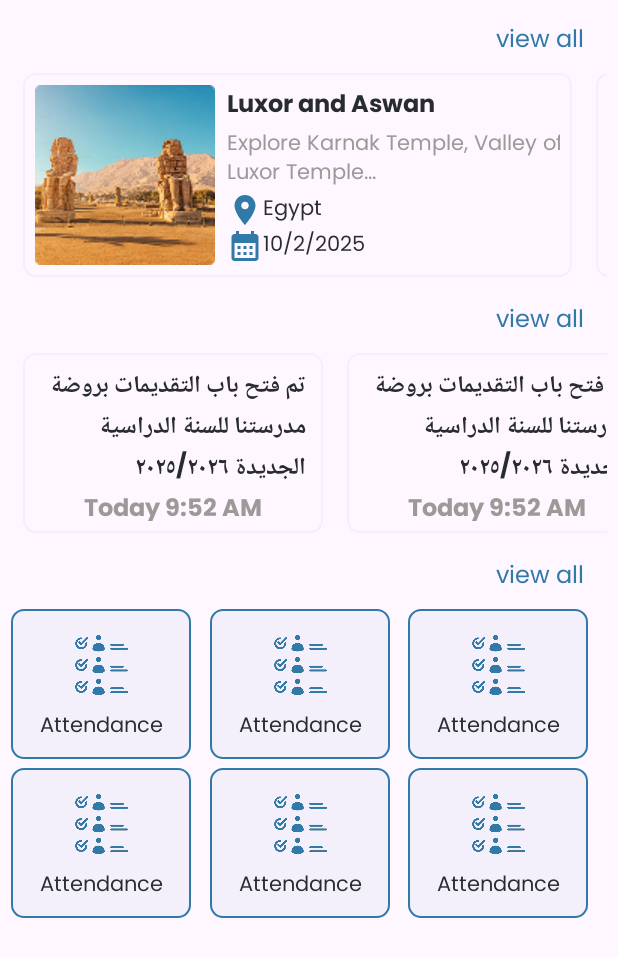
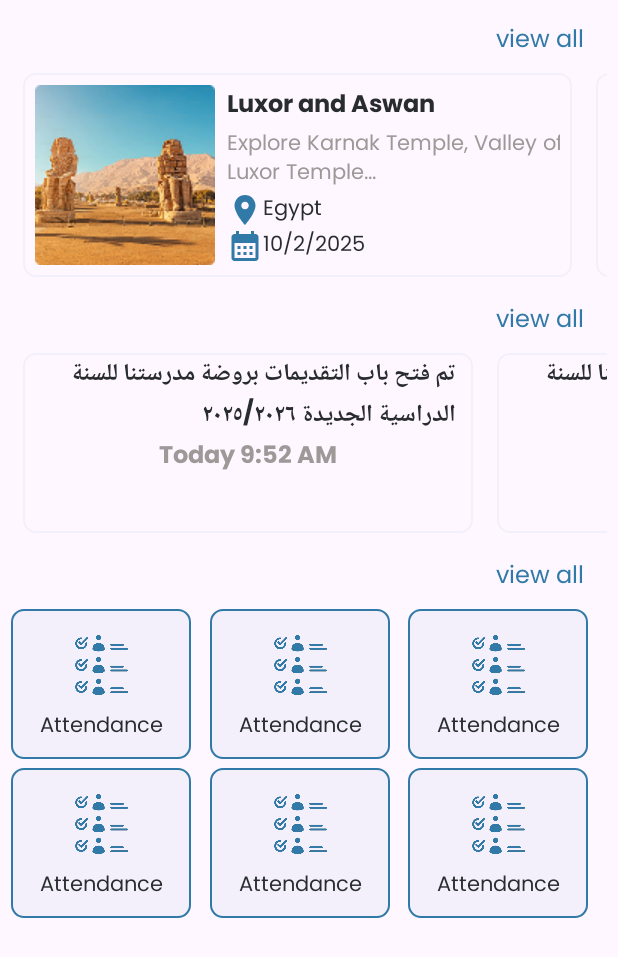
Before and after one commit to HADEER-ESS/school_management, an Android app: the layout fragment_home_main.xml on its own in the app's theme, with its tools: preview values and no code run, on a phone screen of 412 x 824 dp. Shown: the top 957 px of the screen. Run offline under Robolectric (Android 15) with nearby library versions, the phone set to English and light mode, and no system bars; network calls fail.

Commit message:
$ handle some design view in XML for home screen, its coordinate layout toolbar, and bottom tab for screen

```diff
--- a/app/src/main/res/layout/activity_main.xml
+++ b/app/src/main/res/layout/activity_main.xml
@@ -11,6 +11,7 @@
         android:id="@+id/topBar_include"
         android:layout_width="match_parent"
         android:layout_height="wrap_content"
+        android:fitsSystemWindows="true"
         layout="@layout/tool_bar_comp"
         />
     <include
@@ -22,9 +23,12 @@
         android:layout_width="match_parent"
         android:layout_height="wrap_content"
         android:layout_gravity="bottom"
+        app:layout_anchorGravity="bottom"
         android:clipToPadding="false"
         android:padding="0dp"
         android:paddingVertical="0dp"
+        app:contentInsetStart="0dp"
+        app:contentInsetEnd="0dp"
         app:paddingBottomSystemWindowInsets="false"
         >
         <com.google.android.material.bottomnavigation.BottomNavigationView
--- a/app/src/main/res/layout/announcement_card_item.xml
+++ b/app/src/main/res/layout/announcement_card_item.xml
@@ -1,11 +1,10 @@
 <?xml version="1.0" encoding="utf-8"?>
 <androidx.constraintlayout.widget.ConstraintLayout xmlns:android="http://schemas.android.com/apk/res/android"
-    android:layout_width="200dp"
+    android:layout_width="300dp"
     android:layout_height="120dp"
     xmlns:app="http://schemas.android.com/apk/res-auto"
     xmlns:tools="http://schemas.android.com/tools"
     android:paddingHorizontal="11dp"
-    android:paddingVertical="8dp"
     android:layout_marginHorizontal="8dp"
     android:background="@drawable/event_card_shape_ly">
     <TextView
@@ -27,6 +26,7 @@
         app:layout_constraintEnd_toEndOf="parent"
         style="@style/black_16_bold"
         android:textColor="@color/secondary_color"
+        android:textAlignment="center"
         tools:text="Today 9:52 AM"
         />
 </androidx.constraintlayout.widget.ConstraintLayout>
--- a/app/src/main/res/layout/fragment_container_view.xml
+++ b/app/src/main/res/layout/fragment_container_view.xml
@@ -5,6 +5,7 @@
     android:layout_width="match_parent"
     android:layout_height="match_parent"
     android:clipToPadding="false"
+    android:layout_marginBottom="?attr/actionBarSize"
     xmlns:tools="http://schemas.android.com/tools"
     app:layout_behavior="com.google.android.material.appbar.AppBarLayout$ScrollingViewBehavior"
     tools:context=".ui.MainActivity"
--- a/app/src/main/res/layout/fragment_home_main.xml
+++ b/app/src/main/res/layout/fragment_home_main.xml
@@ -1,5 +1,6 @@
 <?xml version="1.0" encoding="utf-8"?>
-<androidx.constraintlayout.widget.ConstraintLayout xmlns:android="http://schemas.android.com/apk/res/android"
+<androidx.constraintlayout.widget.ConstraintLayout
+    xmlns:android="http://schemas.android.com/apk/res/android"
     xmlns:tools="http://schemas.android.com/tools"
     android:layout_width="match_parent"
     android:layout_height="match_parent"
@@ -21,6 +22,7 @@
         tools:listitem="@layout/event_card_item"
         android:orientation="horizontal"
         tools:itemCount="4"
+        android:nestedScrollingEnabled="false"
         app:layoutManager="androidx.recyclerview.widget.LinearLayoutManager"
         />
     <include
@@ -40,6 +42,7 @@
         tools:listitem="@layout/announcement_card_item"
         android:orientation="horizontal"
         tools:itemCount="4"
+        android:nestedScrollingEnabled="false"
         app:layoutManager="androidx.recyclerview.widget.LinearLayoutManager"
         />
 
@@ -60,6 +63,8 @@
         tools:listitem="@layout/category_card_item"
         app:layoutManager="androidx.recyclerview.widget.GridLayoutManager"
         app:spanCount="3"
+        android:nestedScrollingEnabled="false"
+        app:layout_constraintVertical_bias="1"
         tools:itemCount="7"
         />
 
--- a/app/src/main/res/layout/tool_bar_comp.xml
+++ b/app/src/main/res/layout/tool_bar_comp.xml
@@ -3,6 +3,7 @@
     xmlns:android="http://schemas.android.com/apk/res/android"
     android:layout_width="match_parent"
     android:layout_height="match_parent"
+    app:layout_scrollFlags="scroll|exitUntilCollapsed"
     xmlns:app="http://schemas.android.com/apk/res-auto">
     <com.google.android.material.appbar.MaterialToolbar
         android:id="@+id/top_app_bar"
```
